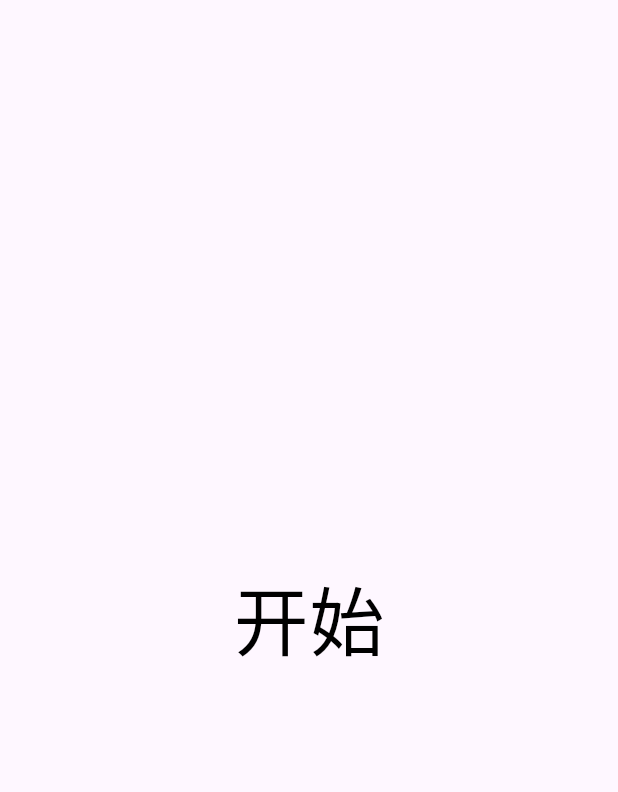
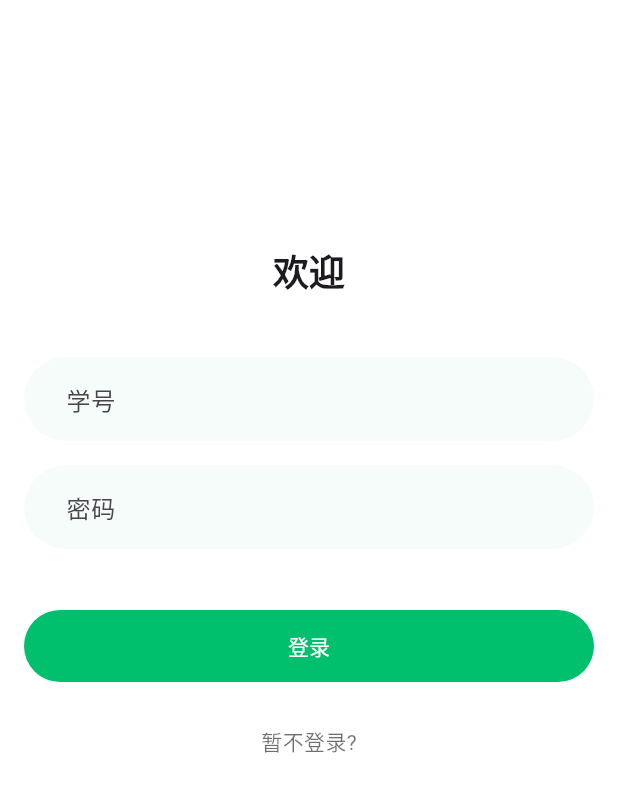
Before and after one commit to Wuyou-zyj/1, a Flutter app: the screen it shows after launch, on a phone screen of 412 x 824 dp. Shown: the top 792 px of the screen. Run offline on Flutter 3.47's test engine with Material 3 defaults, Android fonts, the phone set to English and light mode, and no system bars; our stand-ins replace dio, shared_preferences.

Commit message:
完成登录功能，修改了开始页面跳转逻辑

```diff
--- /dev/null
+++ b/lib/dio/user_dio.dart
@@ -0,0 +1,34 @@
+import 'package:dio/dio.dart';
+
+import '../user/user_inf.dart';
+class UserDio{
+  static const String url = '';
+  static final Dio _dio = Dio(
+    BaseOptions(
+      baseUrl: url,
+    )
+  );
+
+  static Future<Response> signin(String id, String pwd)async {
+    Response res = await _dio.post(
+      '/user/login',
+      queryParameters: {
+        "sid" : id,
+        "password" : pwd
+      },
+    );
+    return res;
+  }
+
+  static Future<Response> refTk()async{
+    Response res = await _dio.get(
+      '/user/refresh-token',
+      options: Options(headers: {
+        'Authorization' : User.token,
+        'uid' : User.uid
+      })
+    );
+    return res;
+  }
+
+}
--- /dev/null
+++ b/lib/pages/login_page.dart
@@ -0,0 +1,189 @@
+import 'package:culture_popularization_app/dio/user_dio.dart';
+import 'package:culture_popularization_app/user/user_inf.dart';
+import 'package:flutter/material.dart';
+import 'package:dio/dio.dart';
+import '../route/routes.dart';
+class Login extends StatefulWidget {
+  const Login({super.key});
+
+  @override
+  State<Login> createState() => _LoginState();
+}
+
+class _LoginState extends State<Login> {
+  final _formKey = GlobalKey<FormState>();
+  final _usernameController = TextEditingController(text: User.sid);
+  final _passwordController = TextEditingController();
+  String _errorMessage = '';
+
+  @override
+  void initState(){
+    super.initState();
+  }
+
+  @override
+  void dispose() {
+    _usernameController.dispose();
+    _passwordController.dispose();
+    super.dispose();
+  }
+
+  @override
+  Widget build(BuildContext context) {
+    return Scaffold(
+
+      backgroundColor: Colors.white,
+      body: SafeArea(
+        child: LayoutBuilder(
+          builder: (context, constraints) {
+            return SingleChildScrollView(
+              padding: const EdgeInsets.symmetric(horizontal: 16.0),
+              child: Column(
+                children: [
+                  SizedBox(height: constraints.maxHeight * 0.1),
+
+                  SizedBox(height: constraints.maxHeight * 0.1),
+                  Text(
+                    "欢迎",
+                    style: Theme.of(context)
+                        .textTheme
+                        .headlineSmall!
+                        .copyWith(fontWeight: FontWeight.bold),
+                  ),
+                  SizedBox(height: constraints.maxHeight * 0.05),
+                  Form(
+                    key: _formKey,
+                    child: Column(
+                      children: [
+                        TextFormField(
+                          controller: _usernameController,
+                          decoration: const InputDecoration(
+                            hintText: '学号',
+                            filled: true,
+                            fillColor: Color(0xFFF5FCF9),
+                            contentPadding: EdgeInsets.symmetric(
+                                horizontal: 16.0 * 1.5, vertical: 16.0),
+                            border: OutlineInputBorder(
+                              borderSide: BorderSide.none,
+                              borderRadius:
+                                  BorderRadius.all(Radius.circular(50)),
+                            ),
+                          ),
+                          keyboardType: TextInputType.number,
+                          onSaved: (phone) {
+                            // Save
+                          },
+                        ),
+                        Padding(
+                          padding: const EdgeInsets.symmetric(vertical: 16.0),
+                          child: TextFormField(
+                            controller: _passwordController,
+                            obscureText: true,
+                            decoration: const InputDecoration(
+                              hintText: '密码',
+                              filled: true,
+                              fillColor: Color(0xFFF5FCF9),
+                              contentPadding: EdgeInsets.symmetric(
+                                  horizontal: 16.0 * 1.5, vertical: 16.0),
+                              border: OutlineInputBorder(
+                                borderSide: BorderSide.none,
+                                borderRadius:
+                                    BorderRadius.all(Radius.circular(50)),
+                              ),
+                            ),
+                            onSaved: (passaword) {
+                              // Save
+                            },
+                          ),
+                        ),
+                        _errorMessage.isEmpty? SizedBox(
+                          height: constraints.maxHeight * 0.03,
+                        ):SizedBox(
+                          height: constraints.maxHeight * 0.03,
+                          child: Text(
+                            _errorMessage,
+                            style: const TextStyle(
+
+                              color: Colors.redAccent
+                            ),
+                          ),
+                        ),
+                        ElevatedButton(
+                          onPressed: () async{
+                            String id = _usernameController.text;
+                            String pwrd = _passwordController.text;
+                            if(id.isEmpty||pwrd.isEmpty){
+                              setState(() {
+                              _errorMessage = "请输入学号和密码";
+                            });
+                            return;
+
+                            }
+                            setState(() {
+                              _errorMessage = "请稍后... ";
+                            });
+                            try{
+                              Response res = await UserDio.signin(id, pwrd);
+                              if(res.statusCode==200){
+                                if(res.data['code']==200){
+                                  User.setInf(
+                                    id,
+                                    res.data['data']['user']['uid'],
+                                    pwrd,
+                                    res.data['data']['token']
+                                  );
+                                  Routes.pushForNamed(context, RoutePath.selectJigsawPuzzle);
+                                }else{
+                                  setState(() {
+                                    _errorMessage = '账号或密码错误';
+                                  });
+                                }
+                              }
+                            }catch(e){
+                              setState(() {
+                                _errorMessage = '网络异常';
+                              });
+                            }
+
+                          },
+                          style: ElevatedButton.styleFrom(
+                            elevation: 0,
+                            backgroundColor: const Color(0xFF00BF6D),
+                            foregroundColor: Colors.white,
+                            minimumSize: const Size(double.infinity, 48),
+                            shape: const StadiumBorder(),
+                          ),
+                          child: const Text("登录"),
+                        ),
+                        const SizedBox(height: 16.0),
+                        TextButton(
+                          onPressed: () {
+                            Routes.pushForNamed(context, RoutePath.selectJigsawPuzzle);
+                          },
+                          child: Text(
+                            '暂不登录?',
+                            style: Theme.of(context)
+                                .textTheme
+                                .bodyMedium!
+                                .copyWith(
+                                  color: Theme.of(context)
+                                      .textTheme
+                                      .bodyLarge!
+                                      .color!
+                                      .withOpacity(0.64),
+                                ),
+                          ),
+                        ),
+
+                      ],
+                    ),
+                  ),
+                ],
+              ),
+            );
+          },
+        ),
+      ),
+    );
+  }
+}
--- a/lib/route/routes.dart
+++ b/lib/route/routes.dart
@@ -1,4 +1,5 @@
 import 'package:culture_popularization_app/pages/home_page.dart';
+import 'package:culture_popularization_app/pages/login_page.dart';
 import 'package:culture_popularization_app/pages/select_jigsaw_puzzle.dart';
 import 'package:flutter/material.dart';
 
@@ -37,6 +38,8 @@ class Routes {
         return pageRoute(const HomePage());
       case RoutePath.selectJigsawPuzzle:
         return pageRoute(const SelectJigsawPuzzle());
+      case RoutePath.login:
+        return pageRoute(const Login());
     }
     return pageRoute(const Scaffold(body: Center(child: Text("路由不存在"))));
   }
@@ -60,4 +63,7 @@ class RoutePath {
 
   ///选择拼图页面
   static const String selectJigsawPuzzle = "/select_jigsaw_puzzle";
+
+  ///登录页面
+  static const String login = "/login";
 }
--- /dev/null
+++ b/lib/user/user_inf.dart
@@ -0,0 +1,39 @@
+import 'package:shared_preferences/shared_preferences.dart';
+class User{
+  User._();
+  static const String url = '';
+  static String _sid = '';
+  static String _uid = '';
+  static String _pas = '';
+  static String _token = '';
+
+  static String get sid => _sid;
+  static String get uid => _uid;
+  static String get pas => _pas;
+  static String get token => _token;
+
+  static Future<void> setInf(String sidd, String uidd, String pass, String tokenn)async{
+    final prefs = await SharedPreferences.getInstance();
+    _sid = sidd;
+    _uid = uidd;
+    _pas = pass;
+    _token = tokenn;
+    prefs.setString("sid_f", sidd);
+    prefs.setString("uid_f", uidd);
+    // prefs.setString("pas_f", pass);
+    prefs.setString("token_f", tokenn);
+  }
+
+  static Future<void> init()async{
+    final prefs = await SharedPreferences.getInstance();
+    _sid = prefs.getString('sid_f')??_sid;
+    _uid = prefs.getString('uid_f')??_uid;
+    // _pas = prefs.getString('pas_f')??_pas;
+    _token = prefs.getString('token_f')??_token;
+  }
+
+  static Future<void> setToken(String token)async{
+    final prefs = await SharedPreferences.getInstance();
+    prefs.setString("token_f", token);
+  }
+}
--- a/pubspec.yaml
+++ b/pubspec.yaml
@@ -30,7 +30,7 @@ environment:
 dependencies:
   flutter:
     sdk: flutter
-
+  shared_preferences: ^2.2.1
 
   # The following adds the Cupertino Icons font to your application.
   # Use with the CupertinoIcons class for iOS style icons.
```
Also changed, not shown: lib/pages/home_page.dart (+39 -4 lines).
